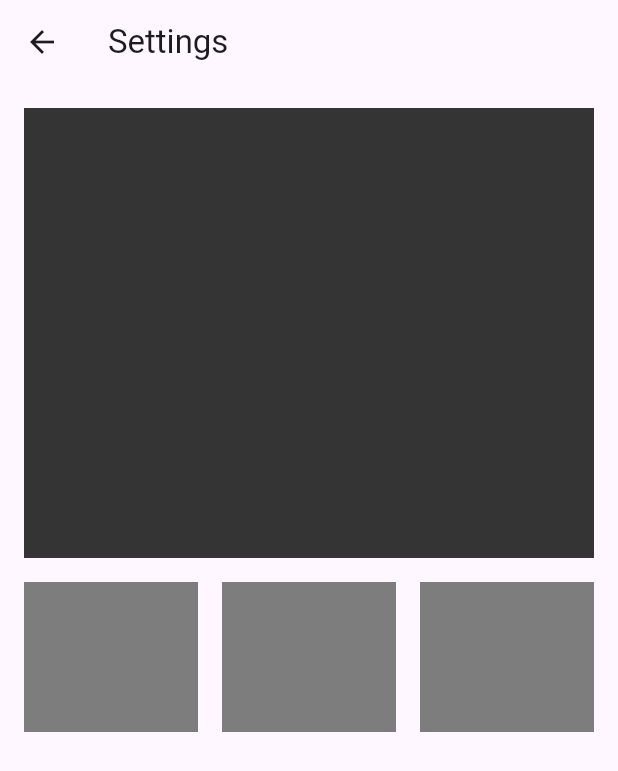
After one commit to Suhendri122/flutter1, a Flutter app: the SettingsPage screen opened directly, on a phone screen of 412 x 824 dp. The commit adds this screen. Shown: the top 771 px of the screen. Run offline on Flutter 3.47's test engine with Material 3 defaults, Android fonts, the phone set to English and light mode, and no system bars.

Commit message:
tugas minggu ke 2

```diff
--- a/lib/main.dart
+++ b/lib/tugas1.dart
@@ -1,3 +1,9 @@
+// Tugas 1
+// Tugas 1
+// Tugas 1
+// Tugas 1
+// Tugas 1
+
 import 'package:flutter/material.dart';
 
 void main() {
--- /dev/null
+++ b/lib/tugas2.dart
@@ -0,0 +1,169 @@
+// Tugas 2
+// Tugas 2
+// Tugas 2
+// Tugas 2
+// Tugas 2
+
+import 'package:flutter/material.dart';
+
+void main() {
+  runApp(const MyApp());
+}
+
+class MyApp extends StatelessWidget {
+  const MyApp({super.key});
+
+  @override
+  Widget build(BuildContext context) {
+    return MaterialApp(
+      debugShowCheckedModeBanner: false,
+      initialRoute: '/',
+      routes: {
+        '/': (context) => const HomePage(),
+        '/profile': (context) => const ProfilePage(),
+        '/settings': (context) => const SettingsPage(),
+      },
+    );
+  }
+}
+
+class HomePage extends StatelessWidget {
+  const HomePage({super.key});
+
+  @override
+  Widget build(BuildContext context) {
+    return Scaffold(
+      appBar: AppBar(title: const Text('Home')),
+      body: Padding(
+        padding: const EdgeInsets.all(16.0),
+        child: Column(
+          children: [
+            Container(
+              height: 200,
+              width: double.infinity,
+              color: const Color.fromARGB(255, 44, 44, 44),
+              child: const Center(),
+            ),
+            const SizedBox(height: 16),
+            Row(
+              children: [
+                Expanded(
+                  child: Container(
+                    height: 200,
+                    color: const Color.fromARGB(255, 111, 111, 111),
+                  ),
+                ),
+                const SizedBox(width: 16),
+                Expanded(
+                  child: Container(
+                    height: 200,
+                    color: const Color.fromARGB(255, 111, 111, 111),
+                  ),
+                ),
+              ],
+            ),
+          ],
+        ),
+      ),
+      bottomNavigationBar: BottomNavigationBar(
+        items: const [
+          BottomNavigationBarItem(icon: Icon(Icons.home), label: "Home"),
+          BottomNavigationBarItem(icon: Icon(Icons.person), label: "Profile"),
+          BottomNavigationBarItem(
+            icon: Icon(Icons.settings),
+            label: "Settings",
+          ),
+        ],
+        onTap: (index) {
+          if (index == 1) {
+            Navigator.pushNamed(context, '/profile');
+          } else if (index == 2) {
+            Navigator.pushNamed(context, '/settings');
+          }
+        },
+      ),
+    );
+  }
+}
+
+class ProfilePage extends StatelessWidget {
+  const ProfilePage({super.key});
+
+  @override
+  Widget build(BuildContext context) {
+    return Scaffold(
+      appBar: AppBar(
+        title: const Text('Profile'),
+        leading: IconButton(
+          icon: const Icon(Icons.arrow_back),
+          onPressed: () => Navigator.pop(context),
+        ),
+      ),
+      body: const WireframeUI(),
+    );
+  }
+}
+
+class SettingsPage extends StatelessWidget {
+  const SettingsPage({super.key});
+
+  @override
+  Widget build(BuildContext context) {
+    return Scaffold(
+      appBar: AppBar(
+        title: const Text('Settings'),
+        leading: IconButton(
+          icon: const Icon(Icons.arrow_back),
+          onPressed: () => Navigator.pop(context),
+        ),
+      ),
+      body: const WireframeUI(),
+    );
+  }
+}
+
+class WireframeUI extends StatelessWidget {
+  const WireframeUI({super.key});
+
+  @override
+  Widget build(BuildContext context) {
+    return Padding(
+      padding: const EdgeInsets.all(16.0),
+      child: Column(
+        children: [
+          Container(
+            height: 300,
+            width: double.infinity,
+            color: const Color.fromARGB(255, 52, 52, 52),
+            child: const Center(),
+          ),
+          const SizedBox(height: 16),
+          Row(
+            children: [
+              Expanded(
+                child: Container(
+                  height: 100,
+                  color: const Color.fromARGB(255, 125, 125, 125),
+                ),
+              ),
+              const SizedBox(width: 16),
+              Expanded(
+                child: Container(
+                  height: 100,
+                  color: const Color.fromARGB(255, 125, 125, 125),
+                ),
+              ),
+              const SizedBox(width: 16),
+              Expanded(
+                child: Container(
+                  height: 100,
+                  color: const Color.fromARGB(255, 125, 125, 125),
+                ),
+              ),
+            ],
+          ),
+        ],
+      ),
+    );
+  }
+}
```
Also changed, not shown: 1 other file.
